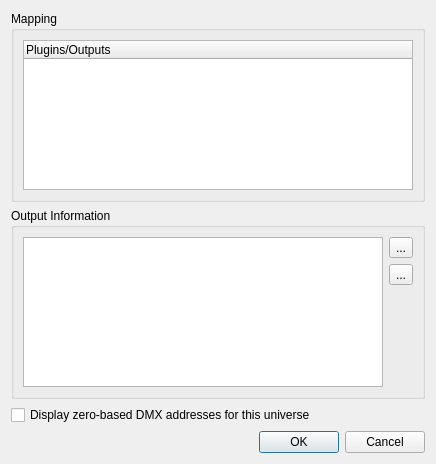
The window that branches/qlc-3.2.2/ui/src/outputpatcheditor.ui (Bondzio/qlc) describes before a commit, drawn with Qt 5.
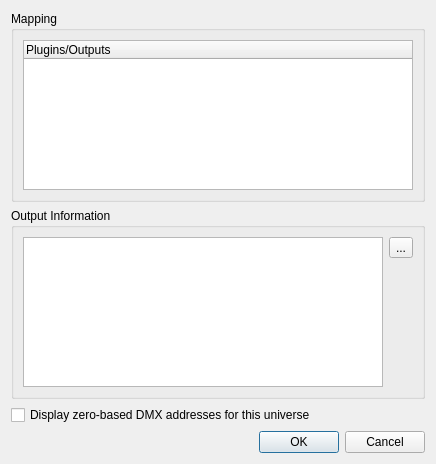
The same window after the commit. Icons and pictures are not drawn.

Commit message: Removed the reconnect button from output/input patch editors since it's never really worked yet sometimes causes a crash.

Patch:
```diff
--- a/branches/qlc-3.2.2/ui/src/outputpatcheditor.ui
+++ b/branches/qlc-3.2.2/ui/src/outputpatcheditor.ui
@@ -89,7 +89,7 @@
         </property>
        </widget>
       </item>
-      <item row="2" column="1">
+      <item row="1" column="1">
        <spacer name="verticalSpacer">
         <property name="orientation">
          <enum>Qt::Vertical</enum>
@@ -105,26 +105,6 @@
         </property>
        </spacer>
       </item>
-      <item row="1" column="1">
-       <widget class="QToolButton" name="m_reconnectButton">
-        <property name="toolTip">
-         <string>Attempt to re-connect the current plugin</string>
-        </property>
-        <property name="text">
-         <string notr="true">...</string>
-        </property>
-        <property name="icon">
-         <iconset resource="qlcui.qrc">
-          <normaloff>:/detach.png</normaloff>:/detach.png</iconset>
-        </property>
-        <property name="iconSize">
-         <size>
-          <width>26</width>
-          <height>26</height>
-         </size>
-        </property>
-       </widget>
-      </item>
      </layout>
     </widget>
    </item>
```
Left out of the diff: 2 changed lines with no effect on the pictures. The commit also changes 5 other files.
